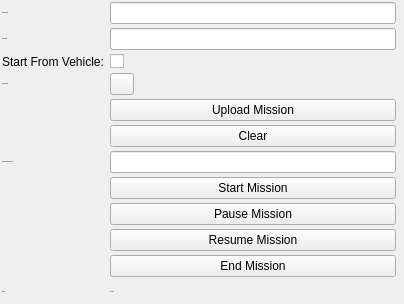
The window that mission_command_centre/mapviz_plugins/ui/plan_mission_config.ui (hannahvsawiuk/PropBot) describes before a commit, drawn with Qt 5.
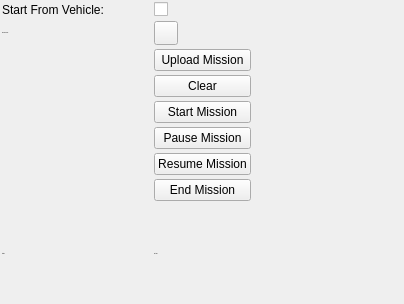
The same window after the commit. Custom widgets are drawn as their Qt base class.

Commit message: Hardcoded mission_command and mission topics

The edit to the form file:
```diff
--- a/mission_command_centre/mapviz_plugins/ui/plan_mission_config.ui
+++ b/mission_command_centre/mapviz_plugins/ui/plan_mission_config.ui
@@ -32,9 +32,6 @@
    <property name="verticalSpacing">
     <number>4</number>
    </property>
-   <item row="3" column="2">
-    <widget class="QLineEdit" name="route_topic"/>
-   </item>
    <item row="17" column="2" colspan="2">
     <widget class="QLabel" name="status">
      <property name="font">
@@ -65,18 +62,6 @@
      </property>
     </widget>
    </item>
-   <item row="2" column="0">
-    <widget class="QLabel" name="label">
-     <property name="font">
-      <font>
-       <pointsize>-1</pointsize>
-      </font>
-     </property>
-     <property name="text">
-      <string>Mission Topic:</string>
-     </property>
-    </widget>
-   </item>
    <item row="6" column="2">
     <widget class="mapviz::ColorButton" name="color">
      <property name="maximumSize">
@@ -96,15 +81,6 @@
      </property>
     </widget>
    </item>
-   <item row="2" column="2">
-    <widget class="QLineEdit" name="mission_topic">
-     <property name="font">
-      <font>
-       <pointsize>-1</pointsize>
-      </font>
-     </property>
-    </widget>
-   </item>
    <item row="7" column="2">
     <widget class="QPushButton" name="upload_mission">
      <property name="text">
@@ -124,18 +100,6 @@
      </property>
     </widget>
    </item>
-   <item row="3" column="0">
-    <widget class="QLabel" name="label_4">
-     <property name="font">
-      <font>
-       <pointsize>-1</pointsize>
-      </font>
-     </property>
-     <property name="text">
-      <string>Route Topic:</string>
-     </property>
-    </widget>
-   </item>
    <item row="5" column="2">
     <widget class="QCheckBox" name="start_from_vehicle">
      <property name="text">
@@ -157,21 +121,6 @@
      </property>
     </widget>
    </item>
-    <item row="12" column="0">
-    <widget class="QLabel" name="label_6">
-     <property name="font">
-      <font>
-       <pointsize>-1</pointsize>
-      </font>
-     </property>
-     <property name="text">
-      <string>Mission Command Topic:</string>
-     </property>
-    </widget>
-   </item>
-    <item row="12" column="2">
-    <widget class="QLineEdit" name="mission_command_topic"/>
-   </item>
 
    <item row="13" column="2">
     <widget class="QPushButton" name="start_mission">
```
The commit also changes 2 other files.
